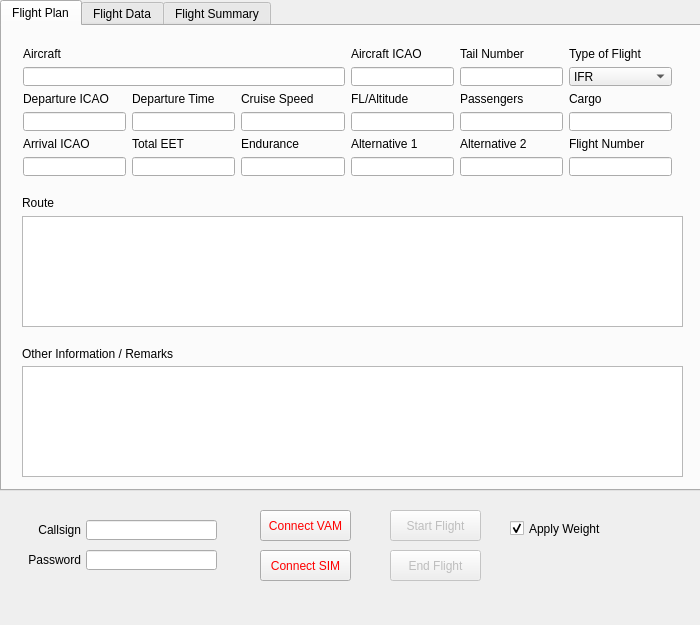
This is mainwindow.ui in Maeyanie/OAACARS as Qt 5 draws it before an edit. The edited form follows.
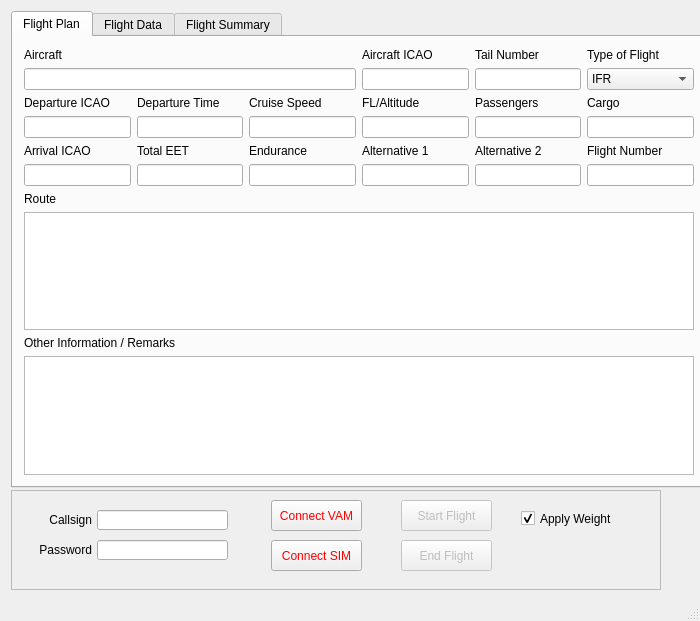
This is the edited form.

Commit message:
Support resizing the window.
 Conflicts:
	mainwindow.ui

Patch:
```diff
--- a/mainwindow.ui
+++ b/mainwindow.ui
@@ -7,27 +7,45 @@
     <x>0</x>
     <y>0</y>
     <width>700</width>
-    <height>625</height>
+    <height>621</height>
    </rect>
   </property>
   <property name="sizePolicy">
-   <sizepolicy hsizetype="Fixed" vsizetype="Fixed">
+   <sizepolicy hsizetype="MinimumExpanding" vsizetype="MinimumExpanding">
     <horstretch>0</horstretch>
     <verstretch>0</verstretch>
    </sizepolicy>
   </property>
+  <property name="minimumSize">
+   <size>
+    <width>700</width>
+    <height>621</height>
+   </size>
+  </property>
   <property name="windowTitle">
    <string>OAACARS</string>
   </property>
   <widget class="QWidget" name="centralWidget">
+   <property name="sizePolicy">
+    <sizepolicy hsizetype="Expanding" vsizetype="Expanding">
+     <horstretch>0</horstretch>
+     <verstretch>0</verstretch>
+    </sizepolicy>
+   </property>
+   <property name="minimumSize">
+    <size>
+     <width>700</width>
+     <height>601</height>
+    </size>
+   </property>
+   <layout class="QVBoxLayout" name="verticalLayout_2">
+    <item>
    <widget class="QTabWidget" name="tabWidget">
-    <property name="geometry">
-     <rect>
-      <x>0</x>
-      <y>0</y>
-      <width>701</width>
-      <height>491</height>
-     </rect>
+      <property name="minimumSize">
+       <size>
+        <width>696</width>
+        <height>477</height>
+       </size>
     </property>
     <property name="currentIndex">
      <number>0</number>
@@ -36,15 +54,8 @@
      <attribute name="title">
       <string>Flight Plan</string>
      </attribute>
-     <widget class="QWidget" name="gridLayoutWidget_2">
-      <property name="geometry">
-       <rect>
-        <x>10</x>
-        <y>10</y>
-        <width>671</width>
-        <height>151</height>
-       </rect>
-      </property>
+       <layout class="QVBoxLayout" name="verticalLayout_3">
+        <item>
       <layout class="QGridLayout" name="gridLayout_2">
        <item row="3" column="2">
         <widget class="QLineEdit" name="cruiseSpeed"/>
@@ -225,67 +236,53 @@
         <widget class="QLineEdit" name="flightNo"/>
        </item>
       </layout>
-     </widget>
+        </item>
+        <item>
      <widget class="QLabel" name="label_33">
-      <property name="geometry">
-       <rect>
-        <x>20</x>
-        <y>170</y>
-        <width>47</width>
-        <height>13</height>
-       </rect>
-      </property>
       <property name="text">
        <string>Route</string>
       </property>
      </widget>
+        </item>
+        <item>
      <widget class="QPlainTextEdit" name="route">
-      <property name="geometry">
-       <rect>
-        <x>20</x>
-        <y>190</y>
+          <property name="minimumSize">
+           <size>
         <width>661</width>
         <height>111</height>
-       </rect>
-      </property>
-     </widget>
+           </size>
+          </property>
+         </widget>
+        </item>
+        <item>
      <widget class="QLabel" name="label_34">
-      <property name="geometry">
-       <rect>
-        <x>20</x>
-        <y>320</y>
-        <width>211</width>
-        <height>16</height>
-       </rect>
-      </property>
       <property name="text">
        <string>Other Information / Remarks</string>
       </property>
      </widget>
+        </item>
+        <item>
      <widget class="QPlainTextEdit" name="remarks">
-      <property name="geometry">
-       <rect>
-        <x>20</x>
-        <y>340</y>
+          <property name="minimumSize">
+           <size>
         <width>661</width>
         <height>111</height>
-       </rect>
-      </property>
-     </widget>
+           </size>
+          </property>
+         </widget>
+        </item>
+       </layout>
     </widget>
     <widget class="QWidget" name="dataTab">
+       <property name="minimumSize">
+        <size>
+         <width>690</width>
+         <height>451</height>
+        </size>
+       </property>
      <attribute name="title">
       <string>Flight Data</string>
      </attribute>
-     <widget class="QWidget" name="verticalLayoutWidget">
-      <property name="geometry">
-       <rect>
-        <x>10</x>
-        <y>10</y>
-        <width>671</width>
-        <height>441</height>
-       </rect>
-      </property>
       <layout class="QVBoxLayout" name="verticalLayout">
        <item>
         <layout class="QGridLayout" name="gridLayout">
@@ -511,6 +508,12 @@
        </item>
        <item>
         <widget class="QTextEdit" name="flightEvents">
+          <property name="minimumSize">
+           <size>
+            <width>669</width>
+            <height>144</height>
+           </size>
+          </property>
          <property name="verticalScrollBarPolicy">
           <enum>Qt::ScrollBarAlwaysOn</enum>
          </property>
@@ -528,6 +531,12 @@
        </item>
        <item>
         <widget class="QTextEdit" name="critEvents">
+          <property name="minimumSize">
+           <size>
+            <width>669</width>
+            <height>144</height>
+           </size>
+          </property>
          <property name="verticalScrollBarPolicy">
           <enum>Qt::ScrollBarAlwaysOn</enum>
          </property>
@@ -537,21 +546,13 @@
         </widget>
        </item>
       </layout>
-     </widget>
     </widget>
     <widget class="QWidget" name="summaryTab">
      <attribute name="title">
       <string>Flight Summary</string>
      </attribute>
-     <widget class="QWidget" name="gridLayoutWidget">
-      <property name="geometry">
-       <rect>
-        <x>9</x>
-        <y>9</y>
-        <width>681</width>
-        <height>451</height>
-       </rect>
-      </property>
+       <layout class="QVBoxLayout" name="verticalLayout_4">
+        <item>
       <layout class="QGridLayout" name="gridLayout_3">
        <item row="0" column="1">
         <widget class="QLineEdit" name="fsDepIcao">
@@ -781,130 +782,36 @@
         </widget>
        </item>
       </layout>
-     </widget>
-    </widget>
-   </widget>
-   <widget class="QLabel" name="label_15">
-    <property name="geometry">
-     <rect>
-      <x>10</x>
-      <y>520</y>
-      <width>71</width>
-      <height>20</height>
-     </rect>
-    </property>
-    <property name="text">
-     <string>Callsign</string>
-    </property>
-    <property name="alignment">
-     <set>Qt::AlignRight|Qt::AlignTrailing|Qt::AlignVCenter</set>
-    </property>
-   </widget>
-   <widget class="QLabel" name="label_16">
-    <property name="geometry">
-     <rect>
-      <x>10</x>
-      <y>550</y>
-      <width>71</width>
-      <height>20</height>
-     </rect>
-    </property>
-    <property name="text">
-     <string>Password</string>
-    </property>
-    <property name="alignment">
-     <set>Qt::AlignRight|Qt::AlignTrailing|Qt::AlignVCenter</set>
-    </property>
-   </widget>
-   <widget class="QLineEdit" name="callsign">
-    <property name="geometry">
-     <rect>
-      <x>86</x>
-      <y>520</y>
-      <width>131</width>
-      <height>20</height>
-     </rect>
-    </property>
-   </widget>
-   <widget class="QLineEdit" name="password">
-    <property name="geometry">
-     <rect>
-      <x>86</x>
-      <y>550</y>
-      <width>131</width>
-      <height>20</height>
-     </rect>
-    </property>
-   </widget>
-   <widget class="QPushButton" name="connectButton">
-    <property name="geometry">
-     <rect>
-      <x>260</x>
-      <y>510</y>
-      <width>91</width>
-      <height>31</height>
-     </rect>
-    </property>
-    <property name="styleSheet">
-     <string notr="true">QPushButton { color: rgb(255,0,0); }</string>
-    </property>
-    <property name="text">
-     <string>Connect VAM</string>
-    </property>
-   </widget>
-   <widget class="QPushButton" name="startButton">
-    <property name="enabled">
-     <bool>false</bool>
-    </property>
-    <property name="geometry">
-     <rect>
-      <x>390</x>
-      <y>510</y>
-      <width>91</width>
-      <height>31</height>
-     </rect>
-    </property>
-    <property name="text">
-     <string>Start Flight</string>
-    </property>
-   </widget>
-   <widget class="QPushButton" name="endButton">
-    <property name="enabled">
-     <bool>false</bool>
-    </property>
-    <property name="geometry">
-     <rect>
-      <x>390</x>
-      <y>550</y>
-      <width>91</width>
-      <height>31</height>
-     </rect>
-    </property>
-    <property name="text">
-     <string>End Flight</string>
-    </property>
-   </widget>
-   <widget class="QPushButton" name="conSim">
-    <property name="geometry">
-     <rect>
-      <x>260</x>
-      <y>550</y>
-      <width>91</width>
-      <height>31</height>
-     </rect>
-    </property>
-    <property name="styleSheet">
-     <string notr="true">QPushButton { color: rgb(255,0,0); }</string>
-    </property>
-    <property name="text">
-     <string>Connect SIM</string>
-    </property>
-   </widget>
+        </item>
+       </layout>
+      </widget>
+     </widget>
+    </item>
+    <item>
+     <widget class="QFrame" name="frame">
+      <property name="sizePolicy">
+       <sizepolicy hsizetype="Fixed" vsizetype="Fixed">
+        <horstretch>0</horstretch>
+        <verstretch>0</verstretch>
+       </sizepolicy>
+      </property>
+      <property name="minimumSize">
+       <size>
+        <width>650</width>
+        <height>100</height>
+       </size>
+      </property>
+      <property name="frameShape">
+       <enum>QFrame::StyledPanel</enum>
+      </property>
+      <property name="frameShadow">
+       <enum>QFrame::Raised</enum>
+      </property>
    <widget class="QCheckBox" name="applyWeight">
     <property name="geometry">
      <rect>
       <x>510</x>
-      <y>520</y>
+         <y>20</y>
       <width>141</width>
       <height>17</height>
      </rect>
@@ -919,12 +826,127 @@
      <bool>true</bool>
     </property>
    </widget>
-  </widget>
-  <widget class="QStatusBar" name="statusBar">
-   <property name="sizeGripEnabled">
+      <widget class="QPushButton" name="endButton">
+       <property name="enabled">
+        <bool>false</bool>
+       </property>
+       <property name="geometry">
+        <rect>
+         <x>390</x>
+         <y>50</y>
+         <width>91</width>
+         <height>31</height>
+        </rect>
+       </property>
+       <property name="text">
+        <string>End Flight</string>
+       </property>
+      </widget>
+      <widget class="QLineEdit" name="callsign">
+       <property name="geometry">
+        <rect>
+         <x>86</x>
+         <y>20</y>
+         <width>131</width>
+         <height>20</height>
+        </rect>
+       </property>
+      </widget>
+      <widget class="QLineEdit" name="password">
+       <property name="geometry">
+        <rect>
+         <x>86</x>
+         <y>50</y>
+         <width>131</width>
+         <height>20</height>
+        </rect>
+       </property>
+      </widget>
+      <widget class="QPushButton" name="connectButton">
+       <property name="geometry">
+        <rect>
+         <x>260</x>
+         <y>10</y>
+         <width>91</width>
+         <height>31</height>
+        </rect>
+       </property>
+       <property name="styleSheet">
+        <string notr="true">QPushButton { color: rgb(255,0,0); }</string>
+       </property>
+       <property name="text">
+        <string>Connect VAM</string>
+       </property>
+      </widget>
+      <widget class="QPushButton" name="conSim">
+       <property name="geometry">
+        <rect>
+         <x>260</x>
+         <y>50</y>
+         <width>91</width>
+         <height>31</height>
+        </rect>
+       </property>
+       <property name="styleSheet">
+        <string notr="true">QPushButton { color: rgb(255,0,0); }</string>
+       </property>
+       <property name="text">
+        <string>Connect SIM</string>
+       </property>
+      </widget>
+      <widget class="QLabel" name="label_16">
+       <property name="geometry">
+        <rect>
+         <x>10</x>
+         <y>50</y>
+         <width>71</width>
+         <height>20</height>
+        </rect>
+       </property>
+       <property name="text">
+        <string>Password</string>
+       </property>
+       <property name="alignment">
+        <set>Qt::AlignRight|Qt::AlignTrailing|Qt::AlignVCenter</set>
+       </property>
+      </widget>
+      <widget class="QPushButton" name="startButton">
+       <property name="enabled">
     <bool>false</bool>
    </property>
-  </widget>
+       <property name="geometry">
+        <rect>
+         <x>390</x>
+         <y>10</y>
+         <width>91</width>
+         <height>31</height>
+        </rect>
+       </property>
+       <property name="text">
+        <string>Start Flight</string>
+       </property>
+      </widget>
+      <widget class="QLabel" name="label_15">
+       <property name="geometry">
+        <rect>
+         <x>10</x>
+         <y>20</y>
+         <width>71</width>
+         <height>20</height>
+        </rect>
+       </property>
+       <property name="text">
+        <string>Callsign</string>
+       </property>
+       <property name="alignment">
+        <set>Qt::AlignRight|Qt::AlignTrailing|Qt::AlignVCenter</set>
+       </property>
+      </widget>
+     </widget>
+    </item>
+   </layout>
+  </widget>
+  <widget class="QStatusBar" name="statusBar"/>
  </widget>
  <layoutdefault spacing="6" margin="11"/>
  <tabstops>
```
Left out of the diff: 1 changed line with no effect on the pictures. Lines whose indentation alone changed are shown as unchanged.
